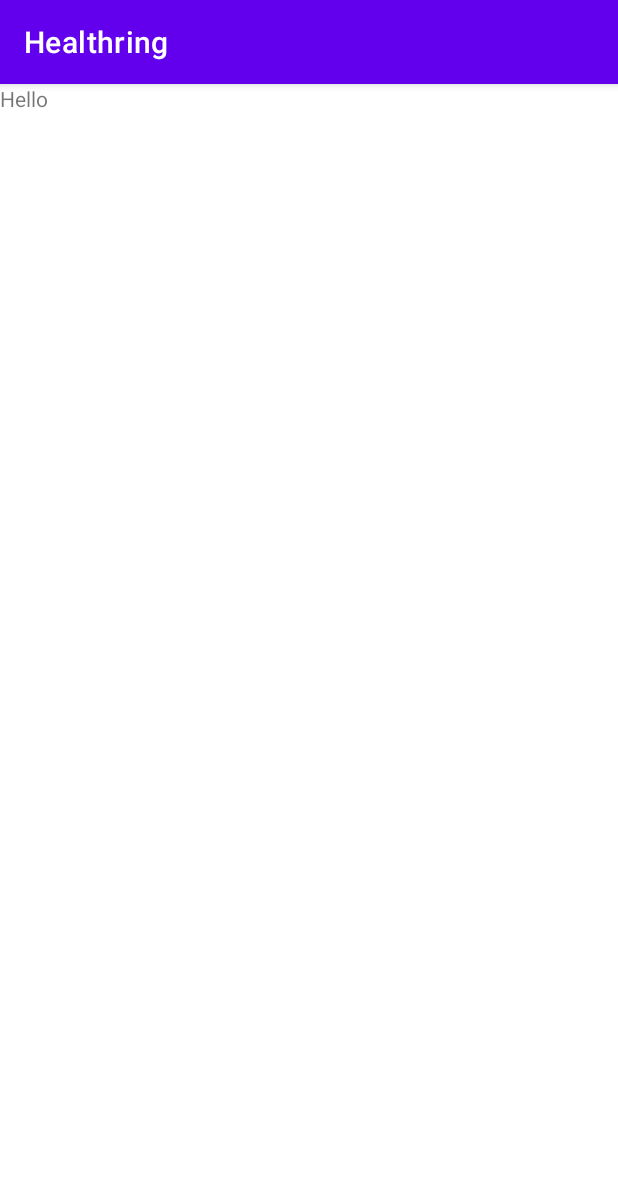
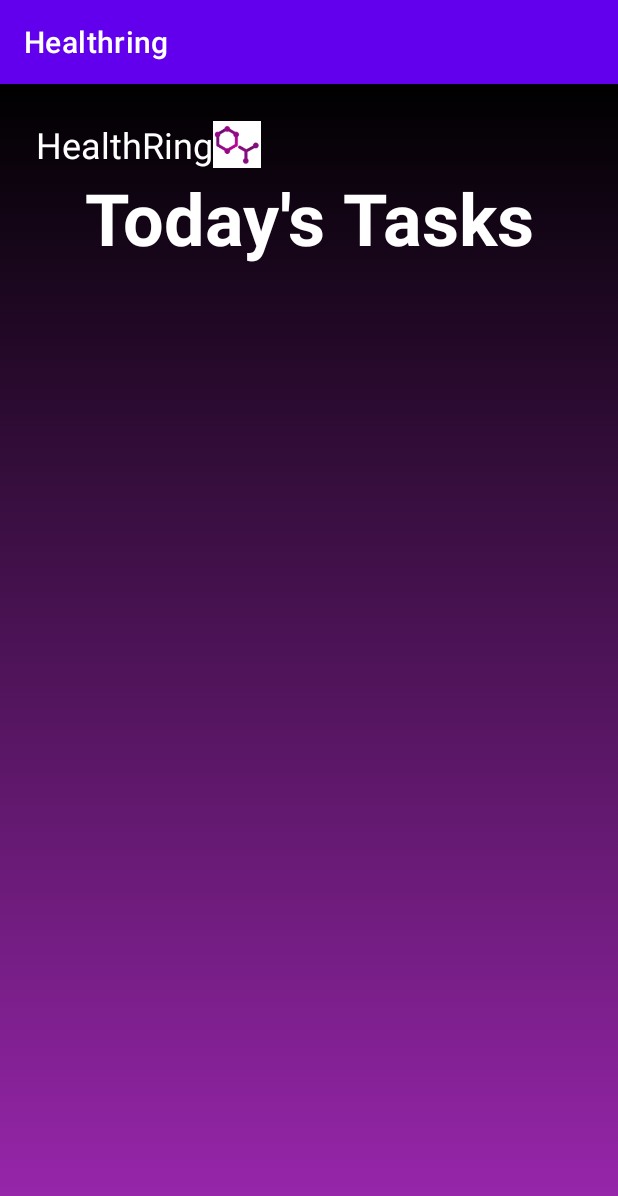
Before and after one commit to CompSciBC/healthring-group1, an Android app: the fragment TodaysTasksFragment shown on its own in the app's theme, on a phone screen of 412 x 824 dp. Shown: the top 1196 px of the screen. Run offline under Robolectric (Android 15) with nearby library versions, the phone set to English and light mode, and no system bars; our stand-ins replace data binding; Roboto replaces fonts that are not available here.

Commit message:
Began working on today's tasks fragment layout

```diff
--- a/Healthring/app/src/main/res/layout/todays_tasks_fragment.xml
+++ b/Healthring/app/src/main/res/layout/todays_tasks_fragment.xml
@@ -1,13 +1,47 @@
 <?xml version="1.0" encoding="utf-8"?>
-<FrameLayout xmlns:android="http://schemas.android.com/apk/res/android"
+<layout xmlns:app="http://schemas.android.com/apk/res-auto"
     xmlns:tools="http://schemas.android.com/tools"
-    android:layout_width="match_parent"
-    android:layout_height="match_parent"
-    tools:context=".todaytasks.TodaysTasksFragment">
-
-    <TextView
+    xmlns:android="http://schemas.android.com/apk/res/android">
+    <androidx.constraintlayout.widget.ConstraintLayout
         android:layout_width="match_parent"
         android:layout_height="match_parent"
-        android:text="Hello" />
+        android:background="@drawable/main_background_selector"
+        tools:context=".todaytasks.TodaysTasksFragment"
+        android:padding="24dp">
 
-</FrameLayout>
+        <TextView
+            android:id="@+id/health_ring_text"
+            android:layout_width="wrap_content"
+            android:layout_height="wrap_content"
+            android:text="HealthRing"
+            android:textColor="@color/white"
+            android:textSize="24sp"
+            android:textStyle="normal"
+            app:layout_constraintStart_toStartOf="parent"
+            app:layout_constraintTop_toTopOf="parent" />
+
+        <ImageView
+            android:id="@+id/imageView"
+            android:layout_width="32dp"
+            android:layout_height="0dp"
+            app:layout_constraintBottom_toBottomOf="@+id/health_ring_text"
+            app:layout_constraintStart_toEndOf="@+id/health_ring_text"
+            app:layout_constraintTop_toTopOf="@+id/health_ring_text"
+            app:srcCompat="@drawable/logo" />
+
+        <TextView
+            android:id="@+id/todays_tasks_header"
+            android:layout_width="wrap_content"
+            android:layout_height="wrap_content"
+            android:text="Today's Tasks"
+            android:textColor="@color/white"
+            android:textSize="48sp"
+            android:textStyle="bold"
+            app:layout_constraintEnd_toEndOf="parent"
+            app:layout_constraintStart_toStartOf="parent"
+            app:layout_constraintTop_toBottomOf="@+id/health_ring_text" />
+
+
+
+    </androidx.constraintlayout.widget.ConstraintLayout>
+</layout>
```
